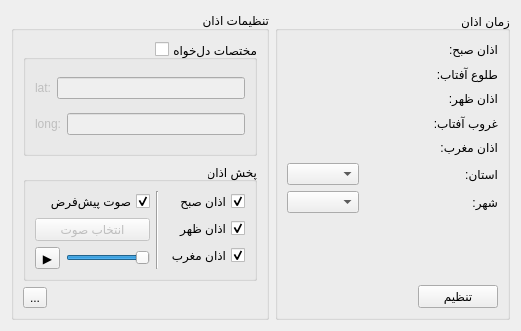
Old version of the form ui/Widget.ui in the repository mg-ramezani/azan_time.
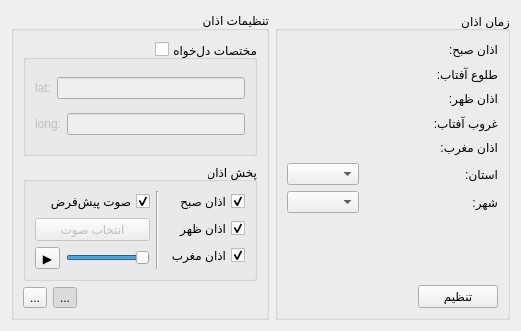
New version of the form. Icons and pictures are not drawn.

Commit message: user can enable/disable tray icon

```diff
--- a/ui/Widget.ui
+++ b/ui/Widget.ui
@@ -192,6 +192,8 @@
        </widget>
       </item>
       <item>
+       <layout class="QHBoxLayout" name="horizontalLayout_7">
+        <item>
        <widget class="QToolButton" name="toolButton_reset_default">
         <property name="sizePolicy">
          <sizepolicy hsizetype="Maximum" vsizetype="Fixed">
@@ -207,6 +209,38 @@
           <normaloff>:/icon/reset.png</normaloff>:/icon/reset.png</iconset>
         </property>
        </widget>
+        </item>
+        <item>
+         <widget class="QToolButton" name="toolButton_enable_try_icon">
+          <property name="text">
+           <string>...</string>
+          </property>
+          <property name="icon">
+           <iconset resource="resource.qrc">
+            <normaloff>:/icon/enable_disable_tray_icon.png</normaloff>:/icon/enable_disable_tray_icon.png</iconset>
+          </property>
+          <property name="checkable">
+           <bool>true</bool>
+          </property>
+          <property name="checked">
+           <bool>true</bool>
+          </property>
+         </widget>
+        </item>
+        <item>
+         <spacer name="horizontalSpacer_2">
+          <property name="orientation">
+           <enum>Qt::Horizontal</enum>
+          </property>
+          <property name="sizeHint" stdset="0">
+           <size>
+            <width>40</width>
+            <height>20</height>
+           </size>
+          </property>
+         </spacer>
+        </item>
+       </layout>
       </item>
      </layout>
     </widget>
```
Lines whose indentation alone changed are shown as unchanged. The commit also changes 4 other files.
